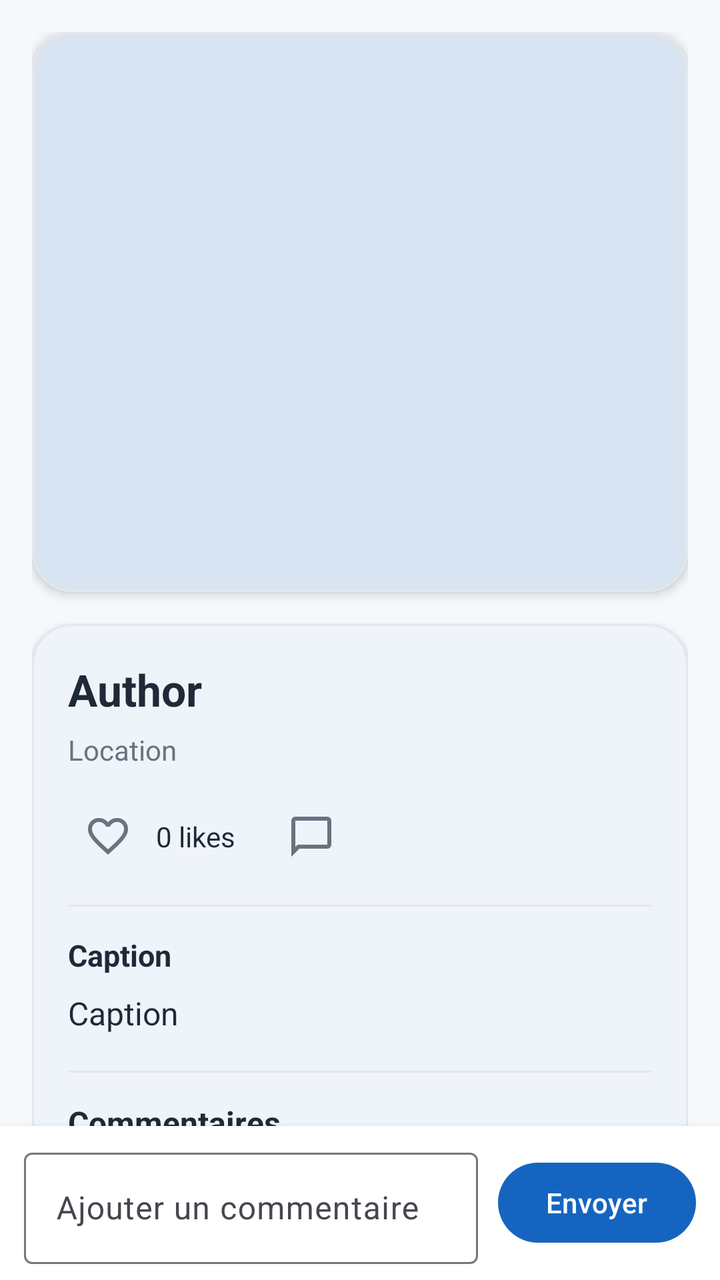
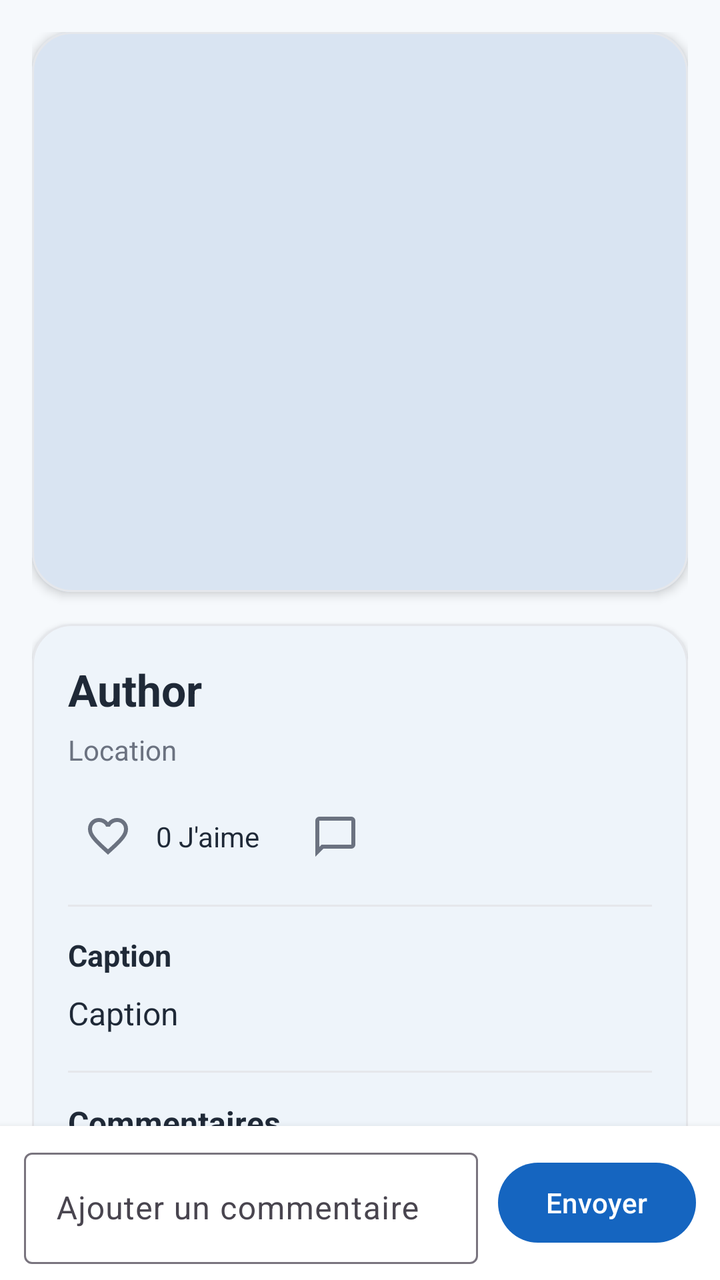

Screens rendered from an Android XML layout before and after an edit, with the pre-edit source and the edit as a unified diff.
<!-- AndroidManifest.xml: application theme Theme.Traveling -->
<!-- res/layout/fragment_photo_detail.xml -->
<?xml version="1.0" encoding="utf-8"?>
<LinearLayout xmlns:android="http://schemas.android.com/apk/res/android"
    xmlns:app="http://schemas.android.com/apk/res-auto"
    android:layout_width="match_parent"
    android:layout_height="match_parent"
    android:background="@color/travel_background"
    android:orientation="vertical">

    
    <androidx.core.widget.NestedScrollView
        android:layout_width="match_parent"
        android:layout_height="0dp"
        android:layout_weight="1"
        android:fillViewport="true">

        <LinearLayout
            android:layout_width="match_parent"
            android:layout_height="wrap_content"
            android:orientation="vertical"
            android:padding="16dp">

            <com.google.android.material.card.MaterialCardView
                android:layout_width="match_parent"
                android:layout_height="wrap_content"
                app:cardCornerRadius="20dp"
                app:cardElevation="3dp"
                app:strokeColor="#E5E7EB"
                app:strokeWidth="1dp">

                <ImageView
                    android:id="@+id/imageDetailPost"
                    android:layout_width="match_parent"
                    android:layout_height="280dp"
                    android:background="@drawable/bg_post_placeholder"
                    android:contentDescription="Post image"
                    android:scaleType="centerCrop" />
            </com.google.android.material.card.MaterialCardView>

            <com.google.android.material.card.MaterialCardView
                android:layout_width="match_parent"
                android:layout_height="wrap_content"
                android:layout_marginTop="16dp"
                android:layout_marginBottom="16dp"
                app:cardCornerRadius="20dp"
                app:cardElevation="2dp"
                app:strokeColor="#E5E7EB"
                app:strokeWidth="1dp">

                <LinearLayout
                    android:layout_width="match_parent"
                    android:layout_height="wrap_content"
                    android:orientation="vertical"
                    android:padding="18dp">

                    <com.google.android.material.textview.MaterialTextView
                        android:id="@+id/textDetailAuthorName"
                        android:layout_width="wrap_content"
                        android:layout_height="wrap_content"
                        android:text="Author"
                        android:textColor="@color/travel_on_surface"
                        android:textSize="22sp"
                        android:textStyle="bold" />

                    <com.google.android.material.textview.MaterialTextView
                        android:id="@+id/textDetailLocationName"
                        android:layout_width="wrap_content"
                        android:layout_height="wrap_content"
                        android:layout_marginTop="6dp"
                        android:text="Location"
                        android:textColor="#6B7280"
                        android:textSize="14sp" />

                    <LinearLayout
                        android:layout_width="match_parent"
                        android:layout_height="wrap_content"
                        android:layout_marginTop="14dp"
                        android:gravity="center_vertical"
                        android:orientation="horizontal">

                        <ImageButton
                            android:id="@+id/buttonDetailLike"
                            android:layout_width="40dp"
                            android:layout_height="40dp"
                            android:background="@android:color/transparent"
                            android:contentDescription="Like"
                            android:padding="8dp"
                            android:src="@drawable/ic_favorite_outline"
                            app:tint="#6B7280" />

                        <com.google.android.material.textview.MaterialTextView
                            android:id="@+id/textDetailLikeCount"
                            android:layout_width="wrap_content"
                            android:layout_height="wrap_content"
                            android:layout_marginStart="4dp"
                            android:layout_marginEnd="18dp"
                            android:text="0 likes"
                            android:textColor="@color/travel_on_surface"
                            android:textSize="14sp" />

                        <ImageButton
                            android:id="@+id/buttonDetailComment"
                            android:layout_width="40dp"
                            android:layout_height="40dp"
                            android:background="@android:color/transparent"
                            android:contentDescription="Comment"
                            android:padding="8dp"
                            android:src="@drawable/ic_comment_outline"
                            app:tint="#6B7280" />
                    </LinearLayout>

                    <View
                        android:layout_width="match_parent"
                        android:layout_height="1dp"
                        android:layout_marginTop="14dp"
                        android:layout_marginBottom="14dp"
                        android:background="#E5E7EB" />

                    <com.google.android.material.textview.MaterialTextView
                        android:layout_width="wrap_content"
                        android:layout_height="wrap_content"
                        android:text="Caption"
                        android:textColor="@color/travel_on_surface"
                        android:textSize="15sp"
                        android:textStyle="bold" />

                    <com.google.android.material.textview.MaterialTextView
                        android:id="@+id/textDetailCaption"
                        android:layout_width="match_parent"
                        android:layout_height="wrap_content"
                        android:layout_marginTop="8dp"
                        android:lineSpacingExtra="2dp"
                        android:text="Caption"
                        android:textColor="@color/travel_on_surface"
                        android:textSize="16sp" />

                    <View
                        android:layout_width="match_parent"
                        android:layout_height="1dp"
                        android:layout_marginTop="18dp"
                        android:layout_marginBottom="14dp"
                        android:background="#E5E7EB" />

                    <com.google.android.material.textview.MaterialTextView
                        android:id="@+id/textCommentsTitle"
                        android:layout_width="wrap_content"
                        android:layout_height="wrap_content"
                        android:text="Commentaires"
                        android:textColor="@color/travel_on_surface"
                        android:textSize="16sp"
                        android:textStyle="bold" />

                    <androidx.recyclerview.widget.RecyclerView
                        android:id="@+id/recyclerViewComments"
                        android:layout_width="match_parent"
                        android:layout_height="wrap_content"
                        android:layout_marginTop="10dp"
                        android:nestedScrollingEnabled="false" />

                    <com.google.android.material.textview.MaterialTextView
                        android:id="@+id/textNoComments"
                        android:layout_width="wrap_content"
                        android:layout_height="wrap_content"
                        android:layout_marginTop="10dp"
                        android:text="Aucun commentaire pour le moment."
                        android:textColor="#6B7280"
                        android:textSize="14sp"
                        android:visibility="gone" />

                </LinearLayout>

            </com.google.android.material.card.MaterialCardView>

        </LinearLayout>
    </androidx.core.widget.NestedScrollView>

    
    <LinearLayout
        android:id="@+id/commentInputBar"
        android:layout_width="match_parent"
        android:layout_height="wrap_content"
        android:background="@color/travel_surface"
        android:elevation="6dp"
        android:gravity="center_vertical"
        android:orientation="horizontal"
        android:paddingStart="12dp"
        android:paddingTop="8dp"
        android:paddingEnd="12dp"
        android:paddingBottom="8dp">

        <com.google.android.material.textfield.TextInputLayout
            android:layout_width="0dp"
            android:layout_height="wrap_content"
            android:layout_weight="1"
            android:hint="Ajouter un commentaire">

            <com.google.android.material.textfield.TextInputEditText
                android:id="@+id/editTextComment"
                android:layout_width="match_parent"
                android:layout_height="wrap_content"
                android:maxLines="3" />
        </com.google.android.material.textfield.TextInputLayout>

        <com.google.android.material.button.MaterialButton
            android:id="@+id/buttonSendComment"
            android:layout_width="wrap_content"
            android:layout_height="wrap_content"
            android:layout_marginStart="10dp"
            android:text="Envoyer" />
    </LinearLayout>

</LinearLayout>
<!-- resources referenced by this layout -->
<resources>
  <color name="travel_background">#F6F9FC</color>
  <color name="travel_on_surface">#1F2937</color>
  <color name="travel_surface">#FFFFFF</color>
  <!-- drawable bg_post_placeholder (drawable) -->
  <?xml version="1.0" encoding="utf-8"?>
  <shape xmlns:android="http://schemas.android.com/apk/res/android">
      <corners android:radius="0dp" />
      <solid android:color="#D9E4F2" />
  </shape>
  <!-- drawable ic_comment_outline (drawable) -->
  <vector xmlns:android="http://schemas.android.com/apk/res/android"
      android:width="24dp"
      android:height="24dp"
      android:viewportWidth="960"
      android:viewportHeight="960">
    <path
        android:pathData="M80,880v-720q0,-33 23.5,-56.5T160,80h640q33,0 56.5,23.5T880,160v480q0,33 -23.5,56.5T800,720L240,720L80,880ZM206,640h594v-480L160,160v525l46,-45ZM160,640v-480,480Z"
        android:fillColor="#1f1f1f"/>
  </vector>
  <!-- drawable ic_favorite_outline (drawable) -->
  <vector xmlns:android="http://schemas.android.com/apk/res/android"
      android:width="24dp"
      android:height="24dp"
      android:viewportWidth="960"
      android:viewportHeight="960">
    <path
        android:pathData="m480,840 l-58,-52q-101,-91 -167,-157T150,512.5Q111,460 95.5,416T80,326q0,-94 63,-157t157,-63q52,0 99,22t81,62q34,-40 81,-62t99,-22q94,0 157,63t63,157q0,46 -15.5,90T810,512.5Q771,565 705,631T538,788l-58,52ZM480,732q96,-86 158,-147.5t98,-107q36,-45.5 50,-81t14,-70.5q0,-60 -40,-100t-100,-40q-47,0 -87,26.5T518,280h-76q-15,-41 -55,-67.5T300,186q-60,0 -100,40t-40,100q0,35 14,70.5t50,81q36,45.5 98,107T480,732ZM480,459Z"
        android:fillColor="#1f1f1f"/>
  </vector>
  <style name="Theme.Traveling" parent="Base.Theme.Traveling" />
  <style name="Base.Theme.Traveling" parent="Theme.Material3.DayNight.NoActionBar">
          <item name="colorPrimary">@color/travel_primary</item>
          <item name="colorOnPrimary">@color/travel_on_primary</item>
  
          <item name="colorSecondary">@color/travel_secondary</item>
          <item name="colorOnSecondary">@color/travel_on_secondary</item>
  
          <item name="colorTertiary">@color/travel_tertiary</item>
          <item name="colorOnTertiary">@color/travel_on_tertiary</item>
  
          <item name="android:colorBackground">@color/travel_background</item>
          <item name="colorSurface">@color/travel_surface</item>
          <item name="colorOnSurface">@color/travel_on_surface</item>
      </style>
  <color name="travel_primary">#1565C0</color>
  <color name="travel_on_primary">#FFFFFF</color>
  <color name="travel_secondary">#26A69A</color>
  <color name="travel_on_secondary">#FFFFFF</color>
  <color name="travel_tertiary">#FFB74D</color>
  <color name="travel_on_tertiary">#1F2937</color>
</resources>

<!-- the commit's change to res/layout/fragment_photo_detail.xml (unified diff, before → after) -->
@@ -93,7 +93,7 @@
                             android:layout_height="wrap_content"
                             android:layout_marginStart="4dp"
                             android:layout_marginEnd="18dp"
-                            android:text="0 likes"
+                            android:text="0 J'aime"
                             android:textColor="@color/travel_on_surface"
                             android:textSize="14sp" />
 
